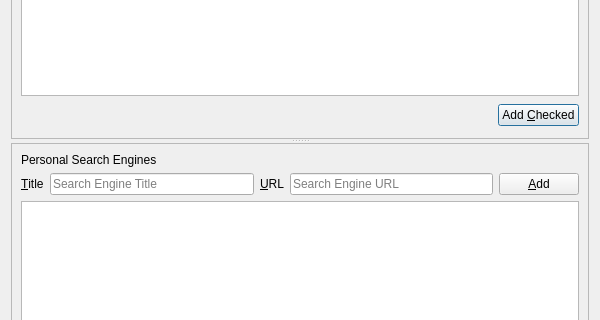
Qt form UI/dooble_search_engines_popup.ui (textbrowser/dooble) before a commit; both pictures show x 0 to 600 and y 141 to 461 of the 600 by 600 pixel window.
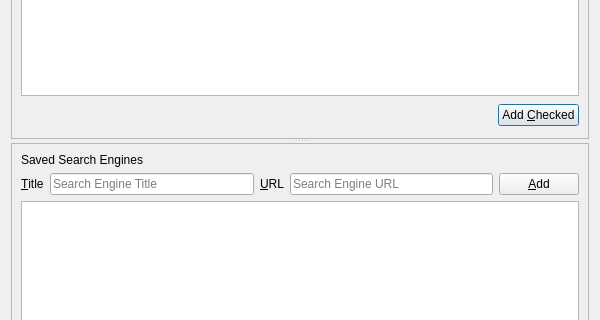
The same form after that commit. Icons and pictures are not drawn. Custom widgets are drawn as their Qt base class.

```diff
--- a/UI/dooble_search_engines_popup.ui
+++ b/UI/dooble_search_engines_popup.ui
@@ -134,7 +134,7 @@
        <item>
         <widget class="QLabel" name="label_3">
          <property name="text">
-          <string>Personal Search Engines</string>
+          <string>Saved Search Engines</string>
          </property>
         </widget>
        </item>
```
